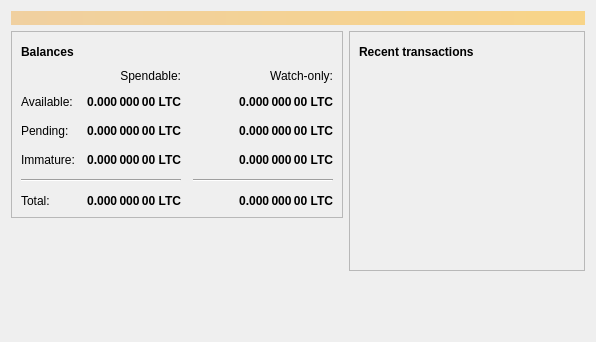
c-iordache/litecoin-clone, file src/qt/forms/overviewpage.ui: the form before one commit.
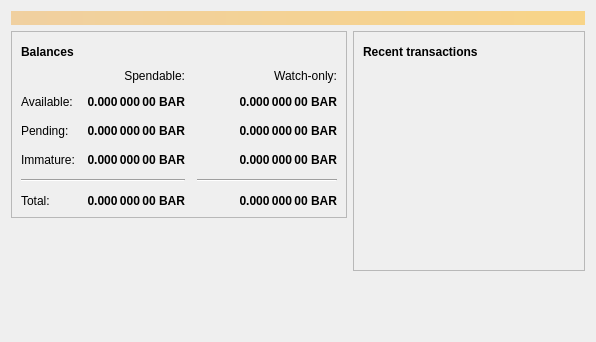
The form after the commit. Icons and pictures are not drawn.

```diff
--- a/src/qt/forms/overviewpage.ui
+++ b/src/qt/forms/overviewpage.ui
@@ -129,7 +129,7 @@
                <string>Unconfirmed transactions to watch-only addresses</string>
               </property>
               <property name="text">
-               <string notr="true">0.000 000 00 LTC</string>
+               <string notr="true">0.000 000 00 BAR</string>
               </property>
               <property name="alignment">
                <set>Qt::AlignRight|Qt::AlignTrailing|Qt::AlignVCenter</set>
@@ -154,7 +154,7 @@
                <string>Total of transactions that have yet to be confirmed, and do not yet count toward the spendable balance</string>
               </property>
               <property name="text">
-               <string notr="true">0.000 000 00 LTC</string>
+               <string notr="true">0.000 000 00 BAR</string>
               </property>
               <property name="alignment">
                <set>Qt::AlignRight|Qt::AlignTrailing|Qt::AlignVCenter</set>
@@ -179,7 +179,7 @@
                <string>Mined balance in watch-only addresses that has not yet matured</string>
               </property>
               <property name="text">
-               <string notr="true">0.000 000 00 LTC</string>
+               <string notr="true">0.000 000 00 BAR</string>
               </property>
               <property name="alignment">
                <set>Qt::AlignRight|Qt::AlignTrailing|Qt::AlignVCenter</set>
@@ -237,7 +237,7 @@
                <string>Mined balance that has not yet matured</string>
               </property>
               <property name="text">
-               <string notr="true">0.000 000 00 LTC</string>
+               <string notr="true">0.000 000 00 BAR</string>
               </property>
               <property name="alignment">
                <set>Qt::AlignRight|Qt::AlignTrailing|Qt::AlignVCenter</set>
@@ -282,7 +282,7 @@
                <string>Your current total balance</string>
               </property>
               <property name="text">
-               <string notr="true">0.000 000 00 LTC</string>
+               <string notr="true">0.000 000 00 BAR</string>
               </property>
               <property name="alignment">
                <set>Qt::AlignRight|Qt::AlignTrailing|Qt::AlignVCenter</set>
@@ -307,7 +307,7 @@
                <string>Current total balance in watch-only addresses</string>
               </property>
               <property name="text">
-               <string notr="true">0.000 000 00 LTC</string>
+               <string notr="true">0.000 000 00 BAR</string>
               </property>
               <property name="alignment">
                <set>Qt::AlignRight|Qt::AlignTrailing|Qt::AlignVCenter</set>
@@ -349,7 +349,7 @@
                <string>Your current spendable balance</string>
               </property>
               <property name="text">
-               <string notr="true">0.000 000 00 LTC</string>
+               <string notr="true">0.000 000 00 BAR</string>
               </property>
               <property name="alignment">
                <set>Qt::AlignRight|Qt::AlignTrailing|Qt::AlignVCenter</set>
@@ -374,7 +374,7 @@
                <string>Your current balance in watch-only addresses</string>
               </property>
               <property name="text">
-               <string notr="true">0.000 000 00 LTC</string>
+               <string notr="true">0.000 000 00 BAR</string>
               </property>
               <property name="alignment">
                <set>Qt::AlignRight|Qt::AlignTrailing|Qt::AlignVCenter</set>
```
Left out of the diff: 4 changed lines with no effect on the pictures.
